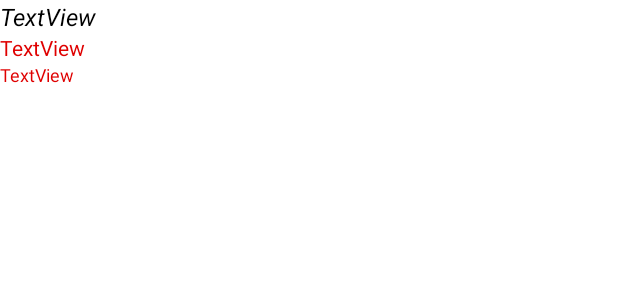
After one commit to Alainrroser/swift-travel, an Android app: the layout multi_lines.xml on its own in the app's theme, with its tools: preview values and no code run, on a phone screen of 412 x 824 dp. The commit adds this screen. Shown: the top 300 px of the screen. Run offline under Robolectric (Android 15) with nearby library versions, the phone set to English and light mode, and no system bars.

Commit message:
US #02 displaying trips
- Added first design elements
- Added model package
- Added trip object and country object
- Added trip details activity

```diff
--- a/app/src/main/AndroidManifest.xml
+++ b/app/src/main/AndroidManifest.xml
@@ -9,6 +9,7 @@
         android:roundIcon="@mipmap/ic_launcher_round"
         android:supportsRtl="true"
         android:theme="@style/Theme.SwiftTravel">
+        <activity android:name=".TripDetailsActivity" />
         <activity android:name=".MainActivity">
             <intent-filter>
                 <action android:name="android.intent.action.MAIN" />
--- /dev/null
+++ b/app/src/main/java/ch/bbcag/swift_travel/model/Country.java
@@ -0,0 +1,5 @@
+package ch.bbcag.swift_travel.model;
+
+public class Country {
+    private String name;
+}
--- /dev/null
+++ b/app/src/main/res/layout/multi_lines.xml
@@ -0,0 +1,31 @@
+<?xml version="1.0" encoding="utf-8"?>
+<LinearLayout xmlns:android="http://schemas.android.com/apk/res/android"
+    android:layout_width="match_parent"
+    android:layout_height="match_parent"
+    android:orientation="vertical">
+
+    <TextView
+        android:id="@+id/line_a"
+        android:layout_width="match_parent"
+        android:layout_height="wrap_content"
+        android:text="TextView"
+        android:textColor="#000000"
+        android:textSize="16sp"
+        android:textStyle="italic" />
+
+    <TextView
+        android:id="@+id/line_b"
+        android:layout_width="match_parent"
+        android:layout_height="wrap_content"
+        android:text="TextView"
+        android:textColor="#DF0000"
+        android:textSize="14sp" />
+
+    <TextView
+        android:id="@+id/line_c"
+        android:layout_width="match_parent"
+        android:layout_height="wrap_content"
+        android:text="TextView"
+        android:textColor="#DF0000"
+        android:textSize="12sp" />
+</LinearLayout>
--- a/app/src/main/res/values/strings.xml
+++ b/app/src/main/res/values/strings.xml
@@ -1,3 +1,4 @@
 <resources>
     <string name="app_name">Swift-Travel</string>
+    <string name="travel_title">Trips</string>
 </resources>
```
Also changed, not shown: app/src/main/java/ch/bbcag/swift_travel/MainActivity.java (+35 -0 lines), app/src/main/java/ch/bbcag/swift_travel/TripDetailsActivity.java (added, +27 -0 lines), app/src/main/java/ch/bbcag/swift_travel/dal/TripDao.java (added, +17 -0 lines), app/src/main/java/ch/bbcag/swift_travel/model/Trip.java (added, +66 -0 lines), app/src/main/res/layout/activity_main.xml (+74 -10 lines), app/src/main/res/layout/activity_trip_details.xml (added, +15 -0 lines), app/src/main/res/drawable/travel_picture.png (added), 1 other file.
